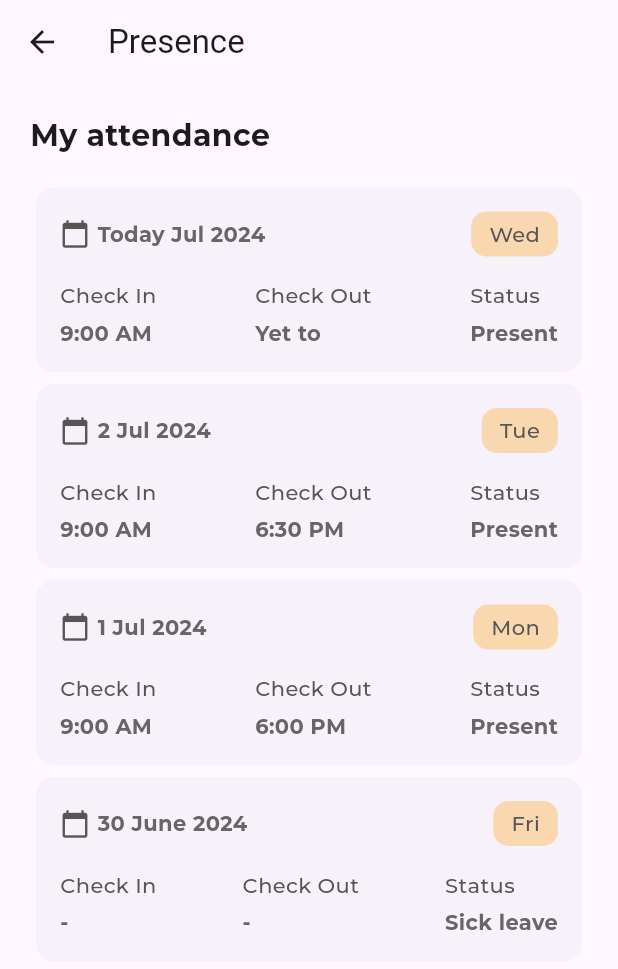
After one commit to Aston-Martinn/flutter_ems_demo, a Flutter app: the Presence screen opened directly, on a phone screen of 412 x 824 dp. The commit adds this screen. Shown: the top 969 px of the screen. Run offline on Flutter 3.47's test engine with Material 3 defaults, Android fonts, the phone set to English and light mode, and no system bars; our stand-ins replace sqflite; accounts and stored records are empty; project files that could hold a hidden picture were left out.

Commit message:
ems: Implement Presence screen with model
Signed-off-by: Aston-Martinn <advaithbhat9@gmail.com>

```diff
--- a/lib/Screens/dashboard_screen.dart
+++ b/lib/Screens/dashboard_screen.dart
@@ -1,6 +1,7 @@
 import 'package:ems/Database/helper.dart';
 import 'package:ems/Screens/leave_applications.dart';
 import 'package:ems/Screens/leaves.dart';
+import 'package:ems/Screens/presence_screen.dart';
 import 'package:ems/Screens/profile.dart';
 import 'package:ems/Screens/registration_screen.dart';
 import 'package:ems/Screens/salary.dart';
@@ -358,6 +359,14 @@ class _DashboardState extends State<Dashboard> {
                         Row(
                           children: [
                             Expanded(
+                              child: GestureDetector(
+                                onTap: () {
+                                  Navigator.push(
+                                    context,
+                                    MaterialPageRoute(
+                                        builder: (context) => const Presence()),
+                                  );
+                                },
                                 child: Card(
                                   color: const Color(0xFFF7F7F7),
                                   elevation: 0,
@@ -407,6 +416,7 @@ class _DashboardState extends State<Dashboard> {
                                           ],
                                         )
                                       ],
+                                    ),
                                   ),
                                 ),
                               ),
--- /dev/null
+++ b/lib/Screens/presence_screen.dart
@@ -0,0 +1,220 @@
+import 'package:flutter/material.dart';
+import 'package:ems/model/presence_detail.dart';
+
+class Presence extends StatefulWidget {
+  const Presence({Key? key}) : super(key: key);
+
+  @override
+  _PresenceState createState() => _PresenceState();
+}
+
+class _PresenceState extends State<Presence> {
+  final List<PresenceDetail> presenceDetails = [
+    PresenceDetail(
+      date: "Today",
+      day: "Wed",
+      month: "Jul",
+      year: "2024",
+      checkIn: "9:00 AM",
+      checkOut: "Yet to",
+      status: "Present",
+    ),
+    PresenceDetail(
+      date: "2",
+      day: "Tue",
+      month: "Jul",
+      year: "2024",
+      checkIn: "9:00 AM",
+      checkOut: "6:30 PM",
+      status: "Present",
+    ),
+    PresenceDetail(
+      date: "1",
+      day: "Mon",
+      month: "Jul",
+      year: "2024",
+      checkIn: "9:00 AM",
+      checkOut: "6:00 PM",
+      status: "Present",
+    ),
+    PresenceDetail(
+      date: "30",
+      day: "Fri",
+      month: "June",
+      year: "2024",
+      checkIn: "-",
+      checkOut: "-",
+      status: "Sick leave",
+    )
+  ];
+
+  @override
+  Widget build(BuildContext context) {
+    return Scaffold(
+      appBar: AppBar(
+        title: const Text('Presence'),
+      ),
+      body: Container(
+        padding: const EdgeInsets.all(20),
+        child: Column(
+          crossAxisAlignment: CrossAxisAlignment.start,
+          children: <Widget>[
+            const Text(
+              "My attendance",
+              style: TextStyle(
+                fontSize: 20,
+                fontFamily: 'Montserrat',
+                fontWeight: FontWeight.bold,
+              ),
+            ),
+            const SizedBox(height: 16),
+            Expanded(
+              child: ListView.builder(
+                itemCount: presenceDetails.length,
+                itemBuilder: (context, index) {
+                  return PresenceInfoCard(presenceDetail: presenceDetails[index]);
+                },
+              ),
+            ),
+          ],
+        ),
+      ),
+    );
+  }
+}
+
+class PresenceInfoCard extends StatelessWidget {
+  final PresenceDetail presenceDetail;
+
+  const PresenceInfoCard({required this.presenceDetail, Key? key}) : super(key: key);
+
+  @override
+  Widget build(BuildContext context) {
+    return SizedBox(
+      width: double.infinity,
+      child: Card(
+        elevation: 0,
+        child: Padding(
+          padding: const EdgeInsets.all(16.0),
+          child: Column(
+            crossAxisAlignment: CrossAxisAlignment.start,
+            children: <Widget>[
+              Row(
+                children: <Widget>[
+                  const Icon(
+                    Icons.calendar_today,
+                    size: 20,
+                    color: Color(0xFF555555),
+                  ),
+                  const SizedBox(width: 5),
+                  Text(
+                    '${presenceDetail.date} ${presenceDetail.month} ${presenceDetail.year}',
+                    style: const TextStyle(
+                      color: Color(0xFF666666),
+                      fontFamily: 'Montserrat',
+                      fontSize: 14,
+                      fontWeight: FontWeight.bold,
+                    ),
+                  ),
+                  const Spacer(),
+                  Container(
+                    padding: const EdgeInsets.symmetric(
+                        vertical: 5, horizontal: 12),
+                    decoration: BoxDecoration(
+                      color: Colors.orange.withOpacity(0.3),
+                      borderRadius: BorderRadius.circular(10.0),
+                    ),
+                    child: Text(
+                      presenceDetail.day,
+                      style: const TextStyle(
+                        fontFamily: 'Montserrat',
+                        color: Color(0xFF555555),
+                        fontWeight: FontWeight.normal,
+                        fontSize: 14,
+                      ),
+                    ),
+                  ),
+                ],
+              ),
+              const SizedBox(height: 16), // Adjust spacing as needed
+              Row(
+                mainAxisAlignment: MainAxisAlignment.spaceBetween,
+                children: <Widget>[
+                  Column(
+                    crossAxisAlignment: CrossAxisAlignment.start,
+                    children: <Widget>[
+                      const Text(
+                        'Check In',
+                        style: TextStyle(
+                          fontFamily: 'Montserrat',
+                          color: Color(0xFF555555),
+                          fontSize: 14,
+                        ),
+                      ),
+                      const SizedBox(height: 5),
+                      Text(
+                        presenceDetail.checkIn,
+                        style: const TextStyle(
+                          fontFamily: 'Montserrat',
+                          color: Color(0xFF666666),
+                          fontSize: 14,
+                          fontWeight: FontWeight.bold,
+                        ),
+                      ),
+                    ],
+                  ),
+                  Column(
+                    crossAxisAlignment: CrossAxisAlignment.start,
+                    children: <Widget>[
+                      const Text(
+                        'Check Out',
+                        style: TextStyle(
+                          fontFamily: 'Montserrat',
+                          color: Color(0xFF555555),
+                          fontSize: 14,
+                        ),
+                      ),
+                      const SizedBox(height: 5),
+                      Text(
+                        presenceDetail.checkOut,
+                        style: const TextStyle(
+                          fontFamily: 'Montserrat',
+                          color: Color(0xFF666666),
+                          fontSize: 14,
+                          fontWeight: FontWeight.bold,
+                        ),
+                      ),
+                    ],
+                  ),
+                  Column(
+                    crossAxisAlignment: CrossAxisAlignment.start,
+                    children: <Widget>[
+                      const Text(
+                        'Status',
+                        style: TextStyle(
+                          fontFamily: 'Montserrat',
+                          color: Color(0xFF555555),
+                          fontSize: 14,
+                        ),
+                      ),
+                      const SizedBox(height: 5),
+                      Text(
+                        presenceDetail.status,
+                        style: const TextStyle(
+                          fontFamily: 'Montserrat',
+                          color: Color(0xFF666666),
+                          fontSize: 14,
+                          fontWeight: FontWeight.bold,
+                        ),
+                      ),
+                    ],
+                  ),
+                ],
+              ),
+            ],
+          ),
+        ),
+      ),
+    );
+  }
+}
--- a/lib/Screens/team.dart
+++ b/lib/Screens/team.dart
@@ -11,7 +11,7 @@ class Team extends StatefulWidget {
 class _TeamState extends State<Team> {
   final List<TeamDetail> teamDetails = [
     TeamDetail(
-      name: "Member 1",
+      name: "You",
       position: "Team Lead",
       startedFrom: "2019 Jan",
       workingTill: "Current",
--- /dev/null
+++ b/lib/model/presence_detail.dart
@@ -0,0 +1,19 @@
+class PresenceDetail {
+  final String date;
+  final String day;
+  final String month;
+  final String year;
+  final String checkIn;
+  final String checkOut;
+  final String status;
+
+  PresenceDetail({
+    required this.date,
+    required this.day,
+    required this.month,
+    required this.year,
+    required this.checkIn,
+    required this.checkOut,
+    required this.status
+  });
+}
```
Lines whose indentation alone changed are shown as unchanged.
